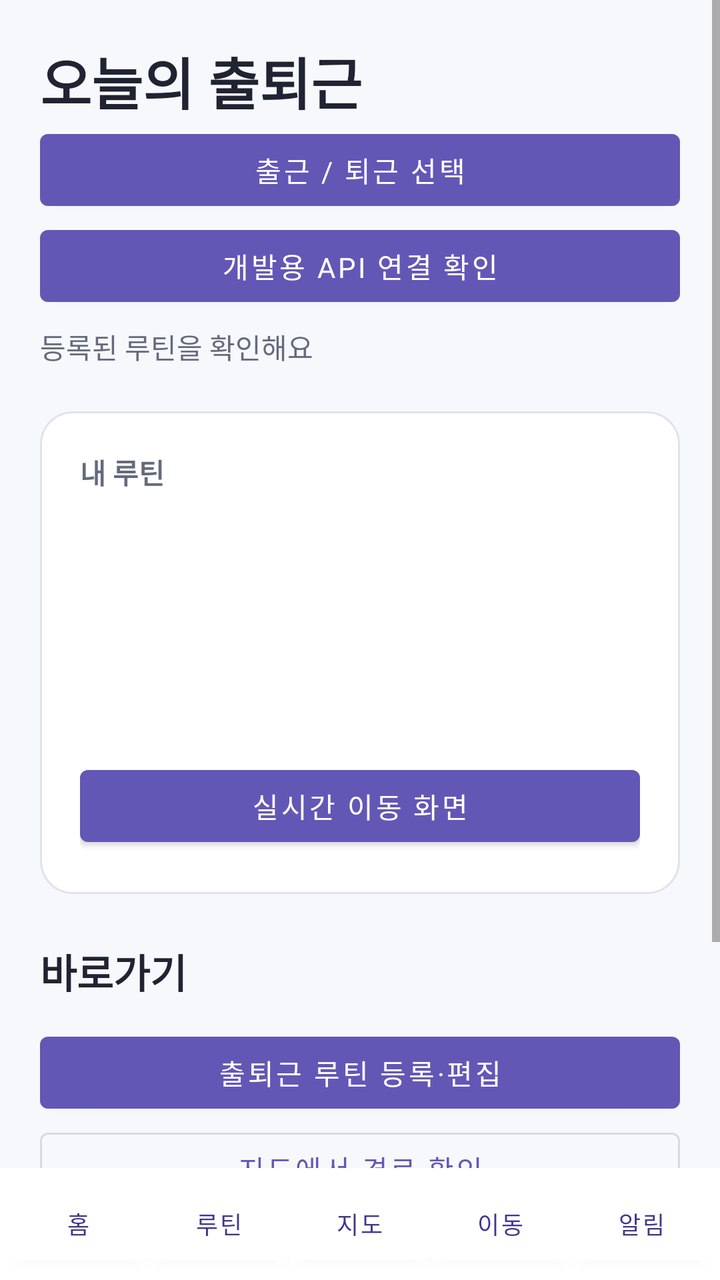
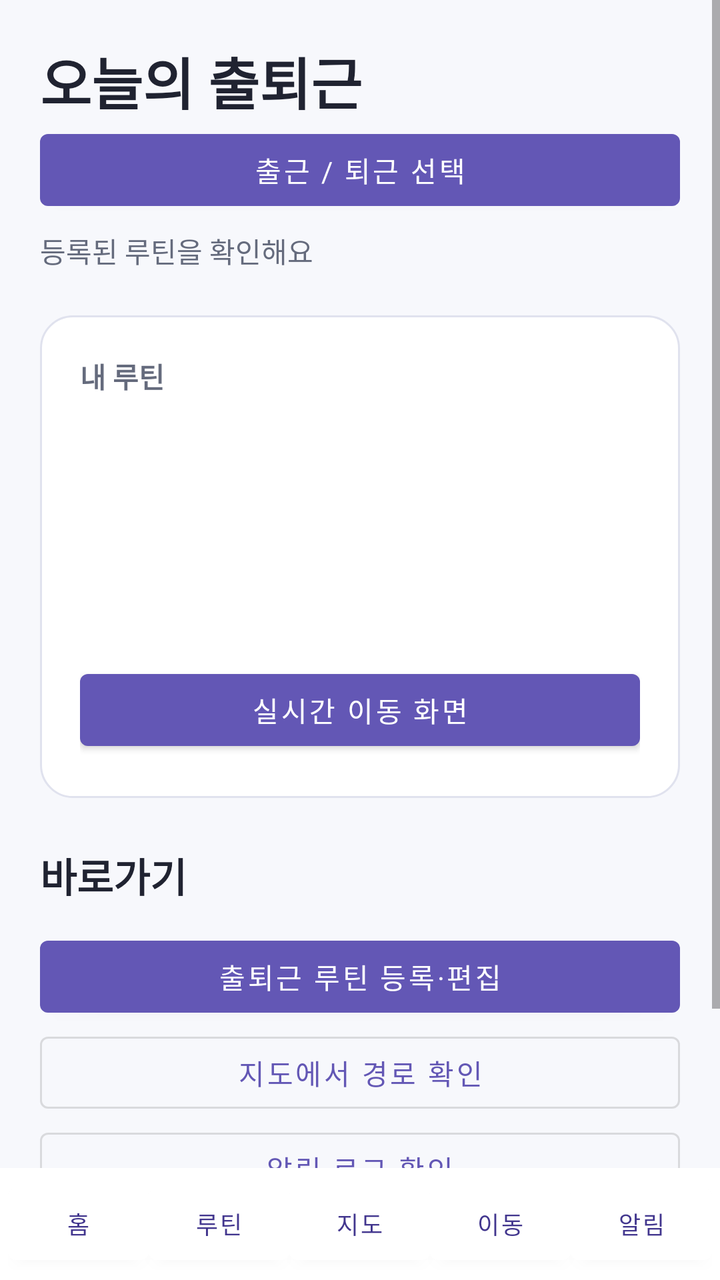

An Android layout rendered at two revisions. The XML below is the earlier revision; the diff shows what the commit changed to produce the second picture.
<!-- AndroidManifest.xml: application theme Theme.MyCommute -->
<!-- res/layout/activity_main.xml -->
<?xml version="1.0" encoding="utf-8"?>
<LinearLayout xmlns:android="http://schemas.android.com/apk/res/android"
    android:layout_width="match_parent" android:layout_height="match_parent" android:orientation="vertical">
    <ScrollView android:layout_width="match_parent" android:layout_height="0dp" android:layout_weight="1">
        <LinearLayout android:layout_width="match_parent" android:layout_height="wrap_content"
            android:padding="20dp" android:orientation="vertical">
            <TextView android:layout_width="match_parent" android:layout_height="wrap_content" android:text="오늘의 출퇴근"
                android:textSize="28sp" android:textStyle="bold" android:textColor="@color/text_primary"/>
            <Button android:id="@+id/btnSelectRoutine" android:layout_width="match_parent" android:layout_height="wrap_content" android:text="출근 / 퇴근 선택"/>
            <Button android:id="@+id/btnApiTests" android:layout_width="match_parent" android:layout_height="wrap_content" android:text="개발용 API 연결 확인"/>
            <TextView android:id="@+id/mainGreeting" android:layout_width="match_parent" android:layout_height="wrap_content"
                android:layout_marginTop="6dp" android:text="등록된 루틴을 확인해요" android:textColor="@color/text_secondary"/>
            <LinearLayout android:layout_width="match_parent" android:layout_height="wrap_content"
                android:layout_marginTop="22dp" android:padding="20dp" android:background="@drawable/bg_card" android:orientation="vertical">
                <TextView style="@style/Text.Label" android:layout_width="match_parent" android:layout_height="wrap_content" android:text="내 루틴"/>
                <TextView android:id="@+id/mainRoute" android:layout_width="match_parent" android:layout_height="wrap_content"
                    android:layout_marginTop="10dp" android:textSize="21sp" android:textStyle="bold" android:textColor="@color/text_primary"/>
                <TextView android:id="@+id/mainTime" android:layout_width="match_parent" android:layout_height="wrap_content"
                    android:layout_marginTop="8dp" android:textSize="15sp" android:textColor="@color/text_secondary"/>
                <TextView android:id="@+id/mainWeather" android:layout_width="match_parent" android:layout_height="wrap_content"
                    android:layout_marginTop="10dp" android:textSize="14sp" android:textColor="@color/warning"/>
                <TextView android:id="@+id/mainTransit" android:layout_width="match_parent" android:layout_height="wrap_content"
                    android:layout_marginTop="6dp" android:textColor="@color/text_secondary"/>
                <com.google.android.material.button.MaterialButton android:id="@+id/btnGoTracking" android:layout_width="match_parent"
                    android:layout_height="wrap_content" android:layout_marginTop="12dp" android:text="실시간 이동 화면"/>
            </LinearLayout>
            <TextView style="@style/Text.Section" android:layout_width="match_parent" android:layout_height="wrap_content"
                android:layout_marginTop="24dp" android:text="바로가기"/>
            <com.google.android.material.button.MaterialButton android:id="@+id/btnGoCustom" android:layout_width="match_parent"
                android:layout_height="wrap_content" android:layout_marginTop="12dp" android:text="출퇴근 루틴 등록·편집"/>
            <com.google.android.material.button.MaterialButton android:id="@+id/btnGoMap" android:layout_width="match_parent"
                android:layout_height="wrap_content" android:text="지도에서 경로 확인"
                style="@style/Widget.MaterialComponents.Button.OutlinedButton"/>
            <com.google.android.material.button.MaterialButton android:id="@+id/btnGoLogs" android:layout_width="match_parent"
                android:layout_height="wrap_content" android:text="알림 로그 확인"
                style="@style/Widget.MaterialComponents.Button.OutlinedButton"/>
            <com.google.android.material.button.MaterialButton android:id="@+id/btnSignOut" android:layout_width="wrap_content"
                android:layout_height="wrap_content" android:layout_gravity="end" android:text="로그아웃"
                style="@style/Widget.MaterialComponents.Button.TextButton"/>
        </LinearLayout>
    </ScrollView>
    <include layout="@layout/view_bottom_nav"/>
</LinearLayout>
<!-- res/layout/view_bottom_nav.xml (included above) -->
<?xml version="1.0" encoding="utf-8"?>
<LinearLayout xmlns:android="http://schemas.android.com/apk/res/android"
    android:id="@+id/bottomNav" android:layout_width="match_parent" android:layout_height="wrap_content"
    android:padding="4dp" android:background="@color/surface" android:orientation="horizontal">
    <Button android:id="@+id/navHome" android:layout_width="0dp" android:layout_weight="1" android:layout_height="48dp"
        android:backgroundTint="@color/surface" android:textColor="@color/primary_dark" android:textSize="12sp" android:text="홈" />
    <Button android:id="@+id/navCustom" android:layout_width="0dp" android:layout_weight="1" android:layout_height="48dp"
        android:backgroundTint="@color/surface" android:textColor="@color/primary_dark" android:textSize="12sp" android:text="루틴" />
    <Button android:id="@+id/navMap" android:layout_width="0dp" android:layout_weight="1" android:layout_height="48dp"
        android:backgroundTint="@color/surface" android:textColor="@color/primary_dark" android:textSize="12sp" android:text="지도" />
    <Button android:id="@+id/navTracking" android:layout_width="0dp" android:layout_weight="1" android:layout_height="48dp"
        android:backgroundTint="@color/surface" android:textColor="@color/primary_dark" android:textSize="12sp" android:text="이동" />
    <Button android:id="@+id/navLogs" android:layout_width="0dp" android:layout_weight="1" android:layout_height="48dp"
        android:backgroundTint="@color/surface" android:textColor="@color/primary_dark" android:textSize="12sp" android:text="알림" />
</LinearLayout>
<!-- resources referenced by this layout -->
<resources>
  <color name="primary_dark">#42368E</color>
  <color name="surface">#FFFFFF</color>
  <color name="text_primary">#202331</color>
  <color name="text_secondary">#656B7D</color>
  <color name="warning">#C16E1B</color>
  <!-- drawable bg_card (drawable) -->
  <shape xmlns:android="http://schemas.android.com/apk/res/android">
      <solid android:color="@color/surface" />
      <corners android:radius="16dp" />
      <stroke android:width="1dp" android:color="@color/border" />
  </shape>
  <style name="Text.Label" parent="">
          <item name="android:textSize">14sp</item>
          <item name="android:textStyle">bold</item>
          <item name="android:textColor">@color/text_secondary</item>
      </style>
  <style name="Text.Section" parent="">
          <item name="android:textSize">20sp</item>
          <item name="android:textStyle">bold</item>
          <item name="android:textColor">@color/text_primary</item>
      </style>
  <style name="Theme.MyCommute" parent="Theme.MaterialComponents.DayNight.NoActionBar">
          <item name="colorPrimary">@color/primary</item>
          <item name="colorPrimaryVariant">@color/primary_dark</item>
          <item name="colorOnPrimary">@android:color/white</item>
          <item name="android:statusBarColor">@color/primary_dark</item>
          <item name="android:navigationBarColor">@color/background</item>
          <item name="android:windowBackground">@color/background</item>
          <item name="fontFamily">sans</item>
      </style>
  <color name="border">#E0E2EE</color>
  <color name="primary">#6357B5</color>
  <color name="background">#F7F8FC</color>
</resources>

<!-- the commit's change to res/layout/activity_main.xml (unified diff, before → after) -->
@@ -7,7 +7,6 @@
             <TextView android:layout_width="match_parent" android:layout_height="wrap_content" android:text="오늘의 출퇴근"
                 android:textSize="28sp" android:textStyle="bold" android:textColor="@color/text_primary"/>
             <Button android:id="@+id/btnSelectRoutine" android:layout_width="match_parent" android:layout_height="wrap_content" android:text="출근 / 퇴근 선택"/>
-            <Button android:id="@+id/btnApiTests" android:layout_width="match_parent" android:layout_height="wrap_content" android:text="개발용 API 연결 확인"/>
             <TextView android:id="@+id/mainGreeting" android:layout_width="match_parent" android:layout_height="wrap_content"
                 android:layout_marginTop="6dp" android:text="등록된 루틴을 확인해요" android:textColor="@color/text_secondary"/>
             <LinearLayout android:layout_width="match_parent" android:layout_height="wrap_content"
